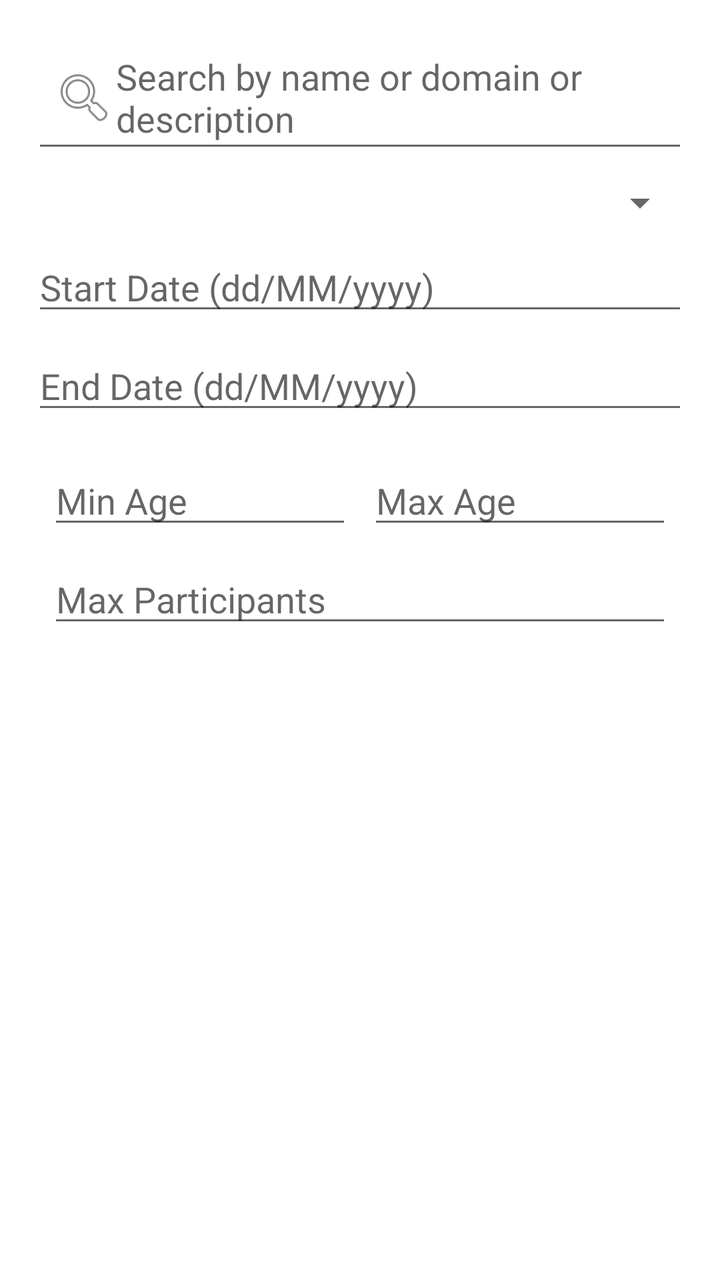
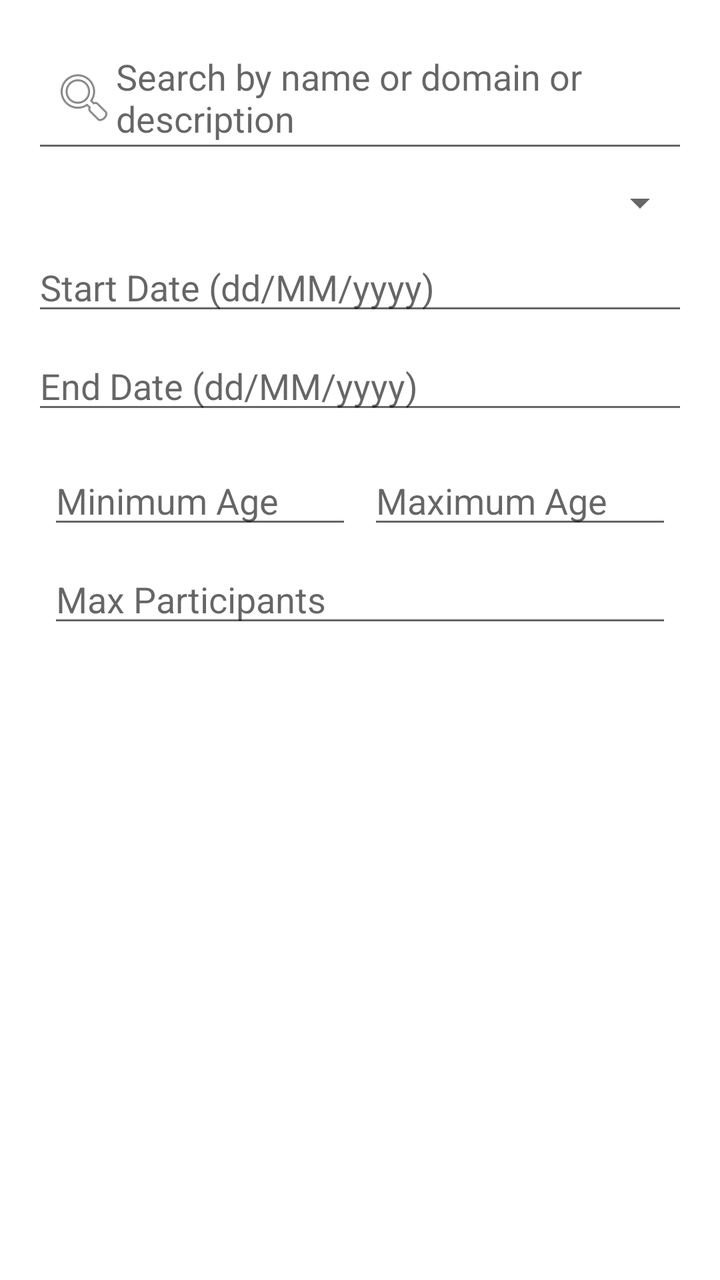

Before-and-after screenshots of an Android layout around one commit, followed by the original layout XML and the change that was made.
<!-- AndroidManifest.xml: application theme Theme.YouthSphere -->
<!-- res/layout/fragment_view_activities_with_photos.xml -->
<LinearLayout xmlns:android="http://schemas.android.com/apk/res/android"
    android:id="@+id/activityContainer"
    android:layout_width="match_parent"
    android:layout_height="match_parent"
    android:orientation="vertical"
    android:padding="16dp">

    <EditText
        android:id="@+id/etSearch"
        android:layout_width="match_parent"
        android:layout_height="wrap_content"
        android:hint="Search by name or domain or description"
        android:drawableLeft="@android:drawable/ic_menu_search"
        android:padding="10dp"
        android:layout_marginBottom="8dp"
        />

    <Spinner
        android:id="@+id/spinnerInstructorFilter"
        android:layout_width="match_parent"
        android:layout_height="wrap_content"
        android:layout_marginBottom="8dp"
        />

    <EditText
        android:id="@+id/etStartDate"
        android:layout_width="match_parent"
        android:layout_height="wrap_content"
        android:hint="Start Date (dd/MM/yyyy)"
        android:focusable="false"
        android:clickable="true"
        android:inputType="none"

        android:layout_marginBottom="8dp" />

    <EditText
        android:id="@+id/etEndDate"
        android:layout_width="match_parent"
        android:layout_height="wrap_content"
        android:hint="End Date (dd/MM/yyyy)"
        android:focusable="false"
        android:clickable="true"
        android:inputType="none"

        android:layout_marginBottom="8dp" />

    <LinearLayout
        android:layout_width="match_parent"
        android:layout_height="wrap_content"
        android:orientation="horizontal"
        android:padding="8dp">

        <EditText
            android:id="@+id/etMinAge"
            android:layout_width="0dp"
            android:layout_weight="1"
            android:layout_height="wrap_content"
            android:hint="Min Age"
            android:inputType="number" />

        <EditText
            android:id="@+id/etMaxAge"
            android:layout_width="0dp"
            android:layout_weight="1"
            android:layout_height="wrap_content"
            android:hint="Max Age"
            android:inputType="number"
            android:layout_marginStart="8dp" />
    </LinearLayout>

    <EditText
        android:id="@+id/etMaxParticipants"
        android:layout_width="match_parent"
        android:layout_height="wrap_content"
        android:hint="Max Participants"
        android:inputType="number"
        android:layout_marginHorizontal="8dp" />



    <androidx.recyclerview.widget.RecyclerView
        android:id="@+id/recyclerActivities"
        android:layout_width="match_parent"
        android:layout_height="0dp"
        android:layout_weight="1" />

</LinearLayout>
<!-- resources referenced by this layout -->
<resources>
  <style name="Theme.YouthSphere" parent="Theme.MaterialComponents.DayNight.NoActionBar">
          
          <item name="colorPrimary">@color/indigo_600</item>
          <item name="colorPrimaryVariant">@color/indigo_800</item>
          <item name="colorOnPrimary">@color/white</item>
  
          
          <item name="colorSecondary">@color/amber_400</item>
          <item name="colorSecondaryVariant">@color/amber_600</item>
          <item name="colorOnSecondary">@color/black</item>
  
          
          <item name="android:windowBackground">@color/white</item>
          <item name="colorSurface">@color/white</item>
          <item name="colorOnBackground">@color/black</item>
          <item name="colorOnSurface">@color/black</item>
  
          
          <item name="android:statusBarColor">@color/indigo_800</item>
  
          
          <item name="actionBarTheme">@style/ThemeOverlay.MaterialComponents.Dark.ActionBar</item>
          <item name="actionBarPopupTheme">@style/ThemeOverlay.MaterialComponents.Light</item>
  
          
          <item name="popupMenuStyle">@style/PopupMenu.MaterialComponents</item>
      </style>
  <color name="indigo_600">#3949AB</color>
  <color name="indigo_800">#283593</color>
  <color name="white">#FFFFFF</color>
  <color name="amber_400">#FFCA28</color>
  <color name="amber_600">#FFB300</color>
  <color name="black">#000000</color>
  <style name="ThemeOverlay.MaterialComponents.Dark.ActionBar">
          <item name="android:textColorPrimary">@color/white</item>
          <item name="colorControlNormal">@color/white</item>
          <item name="android:textColorSecondary">@color/white</item>
      </style>
  <style name="ThemeOverlay.MaterialComponents.Light">
          <item name="android:textColorPrimary">@color/black</item>
          <item name="android:background">@color/white</item>
      </style>
  <style name="PopupMenu.MaterialComponents" parent="@style/Widget.MaterialComponents.PopupMenu">
          <item name="android:textColor">?attr/colorOnSurface</item>
          <item name="android:background">?attr/colorSurface</item>
          <item name="android:dropDownVerticalOffset">4dp</item>
      </style>
</resources>

<!-- the commit's change to res/layout/fragment_view_activities_with_photos.xml (unified diff, before → after) -->
@@ -9,7 +9,7 @@
         android:id="@+id/etSearch"
         android:layout_width="match_parent"
         android:layout_height="wrap_content"
-        android:hint="Search by name or domain or description"
+        android:hint="@string/search_by_name_or_domain_or_description"
         android:drawableLeft="@android:drawable/ic_menu_search"
         android:padding="10dp"
         android:layout_marginBottom="8dp"
@@ -26,7 +26,7 @@
         android:id="@+id/etStartDate"
         android:layout_width="match_parent"
         android:layout_height="wrap_content"
-        android:hint="Start Date (dd/MM/yyyy)"
+        android:hint="@string/start_date_dd_mm_yyyy"
         android:focusable="false"
         android:clickable="true"
         android:inputType="none"
@@ -37,7 +37,7 @@
         android:id="@+id/etEndDate"
         android:layout_width="match_parent"
         android:layout_height="wrap_content"
-        android:hint="End Date (dd/MM/yyyy)"
+        android:hint="@string/end_date_dd_mm_yyyy"
         android:focusable="false"
         android:clickable="true"
         android:inputType="none"
@@ -55,7 +55,7 @@
             android:layout_width="0dp"
             android:layout_weight="1"
             android:layout_height="wrap_content"
-            android:hint="Min Age"
+            android:hint="@string/min_age"
             android:inputType="number" />
 
         <EditText
@@ -63,7 +63,7 @@
             android:layout_width="0dp"
             android:layout_weight="1"
             android:layout_height="wrap_content"
-            android:hint="Max Age"
+            android:hint="@string/max_age"
             android:inputType="number"
             android:layout_marginStart="8dp" />
     </LinearLayout>
@@ -72,7 +72,7 @@
         android:id="@+id/etMaxParticipants"
         android:layout_width="match_parent"
         android:layout_height="wrap_content"
-        android:hint="Max Participants"
+        android:hint="@string/max_participants"
         android:inputType="number"
         android:layout_marginHorizontal="8dp" />
 
<!-- resource entries referenced after the edit -->
@@ -1,5 +1,11 @@
 <!-- resources referenced by this layout -->
 <resources>
+  <string name="end_date_dd_mm_yyyy">End Date (dd/MM/yyyy)</string>
+  <string name="max_age">Maximum Age</string>
+  <string name="max_participants">Max Participants</string>
+  <string name="min_age">Minimum Age</string>
+  <string name="search_by_name_or_domain_or_description">Search by name or domain or description</string>
+  <string name="start_date_dd_mm_yyyy">Start Date (dd/MM/yyyy)</string>
   <style name="Theme.YouthSphere" parent="Theme.MaterialComponents.DayNight.NoActionBar">
           
           <item name="colorPrimary">@color/indigo_600</item>
